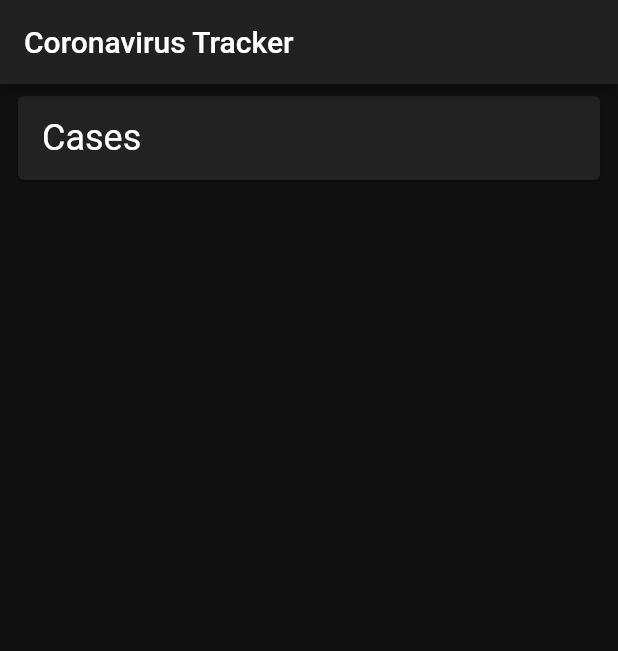
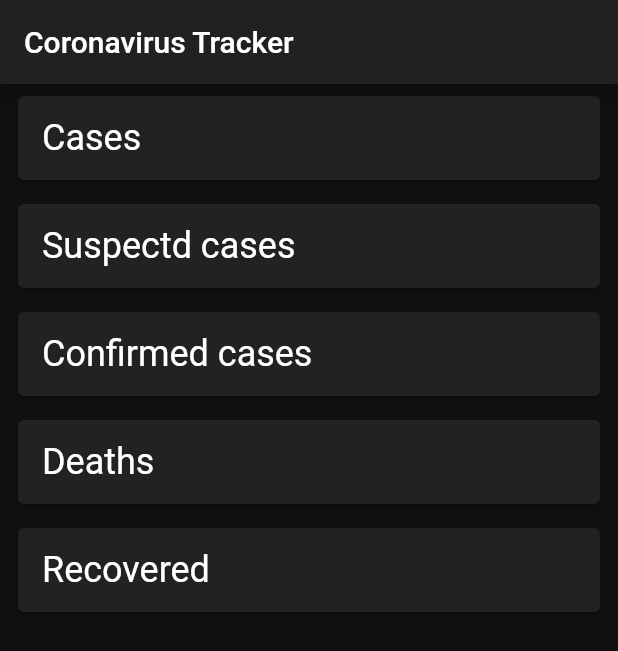
Before and after one commit to nvrr/Flutter-Coronavirus_Rest_API, a Flutter app: the screen it shows after launch, on a phone screen of 412 x 824 dp. Shown: the top 651 px of the screen. Run offline on Flutter 3.47's test engine with Material 2 defaults, Android fonts, the phone set to English and light mode, and no system bars; network calls fail.

Commit message:
Showing all the cards

```diff
--- a/lib/app/ui/dashboard.dart
+++ b/lib/app/ui/dashboard.dart
@@ -1,4 +1,5 @@
 import 'package:coronavirus_rest_api/app/repositories/data_repository.dart';
+import 'package:coronavirus_rest_api/app/repositories/endpoints_data.dart';
 import 'package:coronavirus_rest_api/app/services/api.dart';
 import 'package:coronavirus_rest_api/app/ui/endpoint_card.dart';
 import 'package:flutter/material.dart';
@@ -10,7 +11,7 @@ class Dashboard extends StatefulWidget {
 }
 
 class _DashboardState extends State<Dashboard> {
-  int _cases;
+  EndpointsData _endpointsData;
 
   @override
   void initState() {
@@ -20,8 +21,8 @@ class _DashboardState extends State<Dashboard> {
 
   Future<void> _updateData() async {
     final dataRepository = Provider.of<DataRepository>(context, listen: false);
-    final cases = await dataRepository.getEndpointData(Endpoint.cases);
-    setState(() => _cases = cases);
+    final endpointsData = await dataRepository.getAllEndpointsData();
+    setState(() => _endpointsData = endpointsData);
   }
 
   @override
@@ -34,9 +35,10 @@ class _DashboardState extends State<Dashboard> {
         onRefresh: _updateData,
         child: ListView(
           children: <Widget>[
+            for (var endpoint in Endpoint.values)
             EndpointCard(
-              endpoint: Endpoint.cases,
-              value: _cases,
+              endpoint: endpoint,
+              value: _endpointsData != null ? _endpointsData.values[endpoint] : null,
             ),
           ],
         ),
--- a/lib/app/ui/endpoint_card.dart
+++ b/lib/app/ui/endpoint_card.dart
@@ -6,6 +6,14 @@ class EndpointCard extends StatelessWidget {
   final int value;
 
   const EndpointCard({Key key, this.endpoint, this.value}) : super(key: key);
+
+  static Map<Endpoint, String> _cardTitles = {
+    Endpoint.cases: 'Cases',
+    Endpoint.casesSuspected: 'Suspectd cases',
+    Endpoint.casesConfirmed: 'Confirmed cases',
+    Endpoint.deaths: 'Deaths',
+    Endpoint.recovered: 'Recovered',
+  };
 
   @override
   Widget build(BuildContext context) {
@@ -18,7 +26,7 @@ class EndpointCard extends StatelessWidget {
             mainAxisAlignment: MainAxisAlignment.spaceBetween,
             children: <Widget>[
               Text(
-                'Cases',
+                _cardTitles[endpoint],
                 style: Theme.of(context).textTheme.headline5,
               ),
               Text(
```
